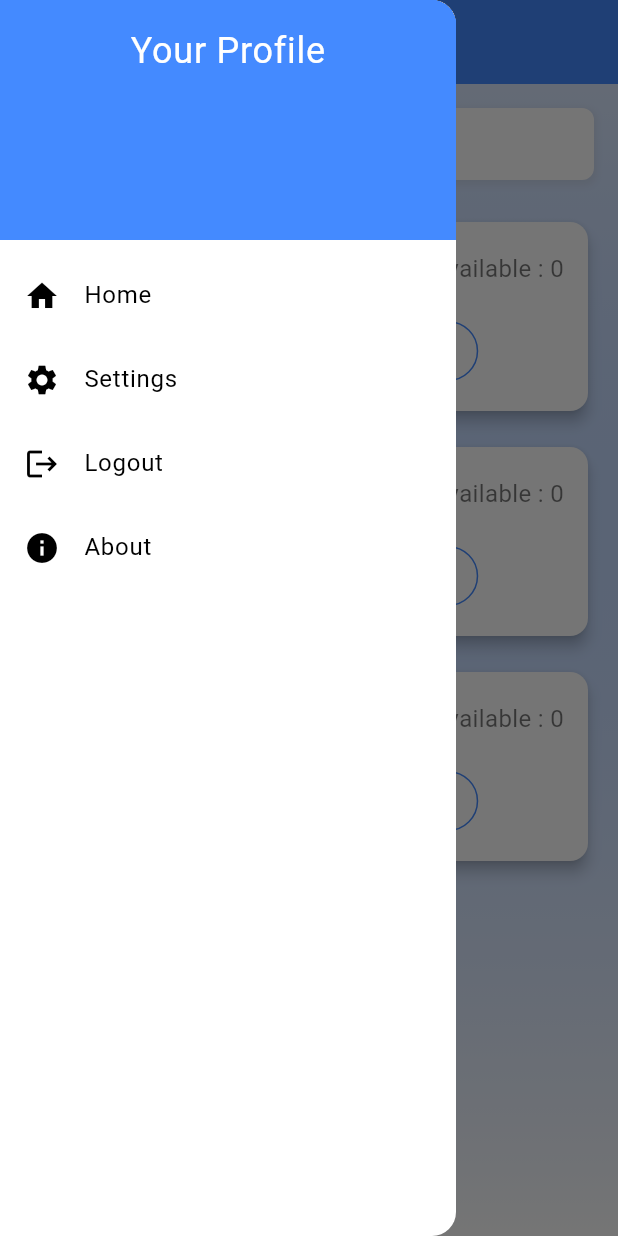
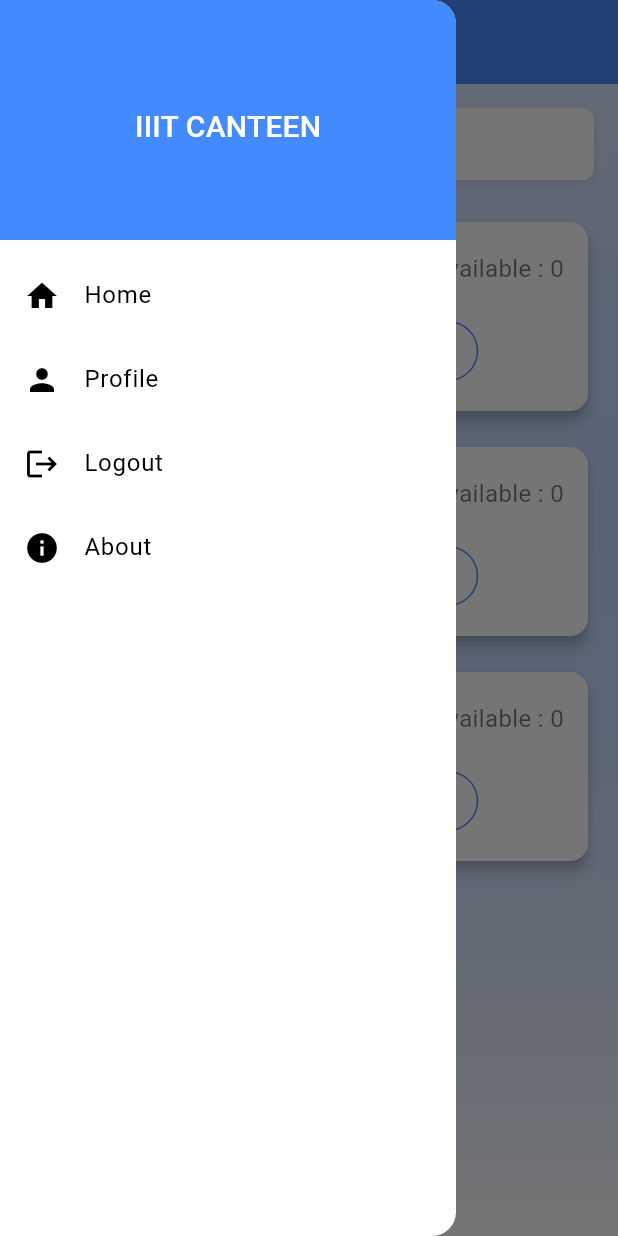
Before and after one commit to p-society/coupon-aggregator-client, a Flutter app: the DashboardScreen screen opened directly, with the side drawer open, on a phone screen of 412 x 824 dp. Run offline on Flutter 3.47's test engine with Material 3 defaults, Android fonts, the phone set to English and light mode, and no system bars; our stand-ins replace flutter_dotenv, flutter_mobx, flutter_svg, lottie, mobx, shared_preferences and 1 more; accounts and stored records are empty; generated files the repository leaves out were written again.

Commit message:
Chore created v1.0.0 release

```diff
--- a/lib/features/auth/stores/auth_store.dart
+++ b/lib/features/auth/stores/auth_store.dart
@@ -55,6 +55,7 @@ abstract class Auth with Store {
         email: email,
         password: password,
       );
+
       if (res != null && res.statusCode == 201) {
         final data = jsonDecode(res.body);
         final sp = await SharedPreferences.getInstance();
@@ -112,7 +113,7 @@ abstract class Auth with Store {
         isSuccessfullySignedUp = true;
         await Future.delayed(
           const Duration(
-            seconds: 2,
+            milliseconds: 1,
           ),
         );
         currentAuthScreen = AuthScreens.loginScreen;
--- a/lib/features/dashboard/screens/dashboard_screen.dart
+++ b/lib/features/dashboard/screens/dashboard_screen.dart
@@ -243,8 +243,8 @@ class _DashboardScreenState extends State<DashboardScreen>
           if (error != null && !isLoading) {
             showError(
               context,
-           description:    error.errorDescription,
-           title:    error.errorString,
+              description: error.errorDescription,
+              title: error.errorString,
             );
             appState.authError = null;
           }
@@ -253,7 +253,7 @@ class _DashboardScreenState extends State<DashboardScreen>
       child: Scaffold(
         resizeToAvoidBottomInset: false,
         appBar: AppBar(
-          title: const Text('Coupon Availability'),
+          title: const Text('IIIT CANTEEN'),
         ),
         drawer: const DashboardDrawer(),
         body: DecoratedBox(
--- a/lib/features/dashboard/widgets/dashboard_drawer.dart
+++ b/lib/features/dashboard/widgets/dashboard_drawer.dart
@@ -1,6 +1,4 @@
 import 'package:flutter/material.dart';
-import 'package:flutter_mobx/flutter_mobx.dart';
-import 'package:mess_mgmt/Global/store/app_state_store.dart';
 
 import '../../../Global/theme/app_theme.dart';
 import '../../User Profile/screens/user_coupon_list_screen.dart';
@@ -15,25 +13,26 @@ class DashboardDrawer extends StatelessWidget {
         padding: EdgeInsets.zero,
         children: <Widget>[
           DrawerHeader(
-            decoration: BoxDecoration(
-              color: AppTheme.lightTheme().appBarTheme.backgroundColor,
+            decoration: const BoxDecoration(
+              color: AppTheme.primaryColor,
             ),
-            child: Column(
+            child: Row(
+              mainAxisAlignment: MainAxisAlignment.spaceAround,
               children: [
-                const Text(
-                  'Your Profile',
-                  style: TextStyle(
-                    color: Colors.white,
-                    fontSize: 24,
-                  ),
+                Text(
+                  'IIIT CANTEEN',
+                  style: Theme.of(context)
+                      .textTheme
+                      .titleMedium!
+                      .copyWith(color: Colors.white),
                 ),
-                Observer(builder: (context) {
-                  final user = appState.currentUser;
-                  if (user != null) {
-                    return Text(user.fName);
-                  }
-                  return const SizedBox();
-                }),
+                //   Observer(builder: (context) {
+                //     final user = appState.currentUser;
+                //     if (user != null) {
+                //       return Text(user.fName);
+                //     }
+                //     return const SizedBox();
+                //   }),
               ],
             ),
           ),
@@ -45,8 +44,8 @@ class DashboardDrawer extends StatelessWidget {
             },
           ),
           ListTile(
-            leading: const Icon(Icons.settings),
-            title: const Text('Settings'),
+            leading: const Icon(Icons.person),
+            title: const Text('Profile'),
             onTap: () {
               Navigator.push(
                 context,
--- a/pubspec.yaml
+++ b/pubspec.yaml
@@ -45,6 +45,7 @@ dependencies:
   http: ^1.2.2
   shimmer: ^3.0.0
   flutter_svg:
+  font_awesome_flutter: ^10.7.0
 
 
 dev_dependencies:
```
Also changed, not shown: lib/Global/widgets/custom_error_messenger.dart (+13 -16 lines), lib/Global/widgets/my_list_tile.dart (+53 -21 lines), lib/features/User Profile/screens/user_coupon_list_screen.dart (+33 -9 lines), lib/features/auth/repository/auth_repo.dart (+6 -5 lines), lib/features/dashboard/screens/view_screen.dart (+36 -6 lines), lib/features/dashboard/widgets/user_contact_option_dialog.dart (added, +80 -0 lines), pubspec.lock.
